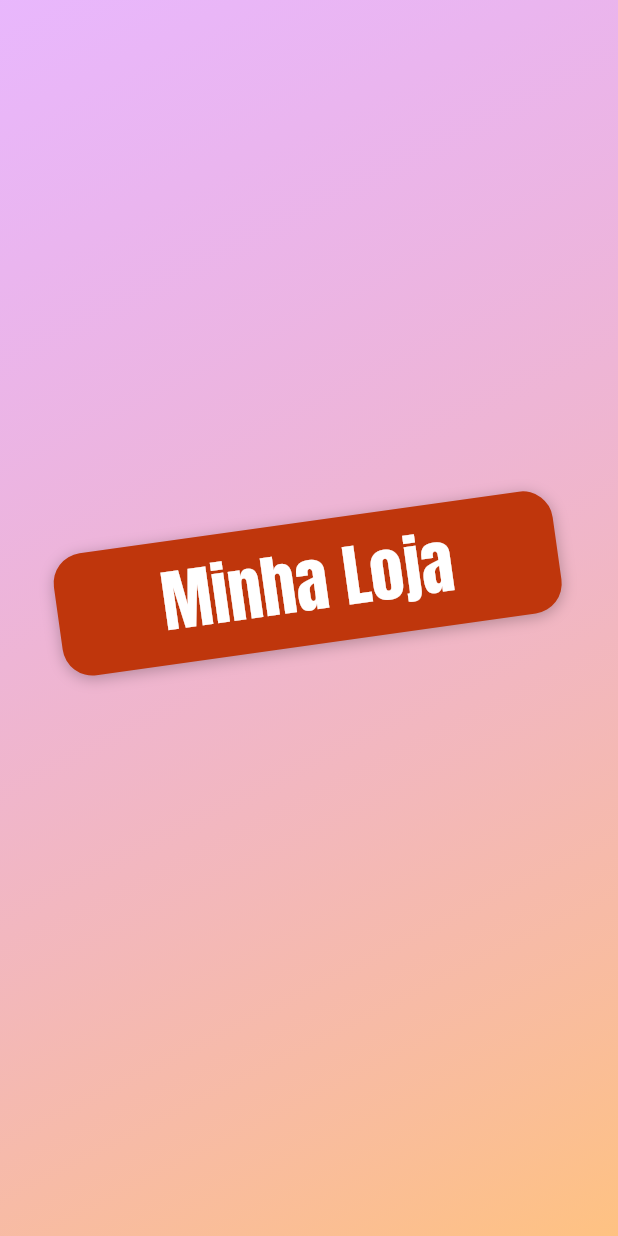
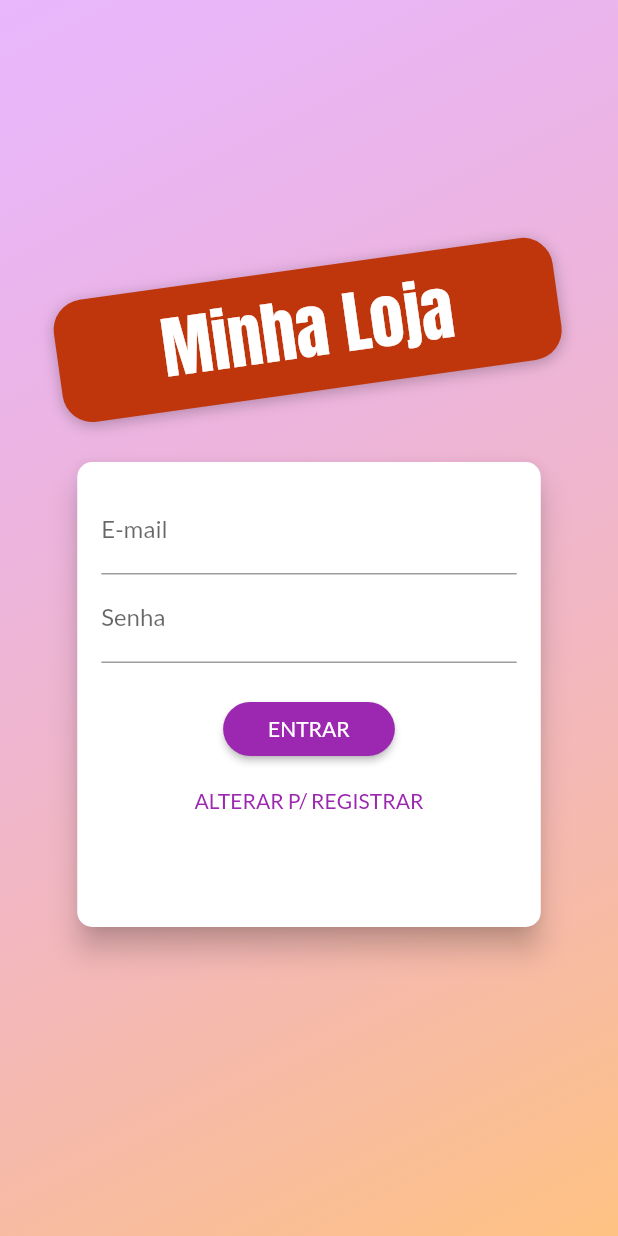
Before and after one commit to romildojpaiter/shop, a Flutter app: the screen it shows after launch, on a phone screen of 412 x 824 dp. Run offline on Flutter 3.47's test engine with Material 2 defaults, Android fonts, the phone set to English and light mode, and no system bars.

```diff
--- a/lib/const/constantes.dart
+++ b/lib/const/constantes.dart
@@ -1,4 +1,5 @@
 class Constantes {
   static const String baseUrl =
       'flutter-paiterdigital-default-rtdb.firebaseio.com';
+  static const String baseFirebaseAuth = 'identitytoolkit.googleapis.com';
 }
--- a/lib/main.dart
+++ b/lib/main.dart
@@ -1,5 +1,6 @@
 import 'package:flutter/material.dart';
 import 'package:provider/provider.dart';
+import 'package:shop/providers/auth.dart';
 import 'package:shop/providers/cart.dart';
 import 'package:shop/providers/orders.dart';
 import 'package:shop/providers/products.dart';
@@ -43,6 +44,9 @@ class MyApp extends StatelessWidget {
         ChangeNotifierProvider(
           create: (_) => new Orders(),
         ),
+        ChangeNotifierProvider(
+          create: (_) => new Auth(),
+        ),
       ],
       child: MaterialApp(
         debugShowCheckedModeBanner: false,
--- a/lib/views/auth_screen.dart
+++ b/lib/views/auth_screen.dart
@@ -2,6 +2,7 @@ import 'dart:math';
 
 import 'package:flutter/cupertino.dart';
 import 'package:flutter/material.dart';
+import 'package:shop/widgets/auth_card.dart';
 
 class AuthScreen extends StatelessWidget {
   @override
@@ -28,6 +29,7 @@ class AuthScreen extends StatelessWidget {
               crossAxisAlignment: CrossAxisAlignment.center,
               children: [
                 Container(
+                  margin: EdgeInsets.only(bottom: 20.0),
                   padding: EdgeInsets.symmetric(
                     vertical: 8,
                     horizontal: 70,
@@ -53,7 +55,8 @@ class AuthScreen extends StatelessWidget {
                       fontFamily: 'Anton',
                     ),
                   ),
-                )
+                ),
+                AuthCard()
               ],
             ),
           )
--- /dev/null
+++ b/lib/widgets/auth_card.dart
@@ -0,0 +1,137 @@
+import 'package:flutter/material.dart';
+import 'package:provider/provider.dart';
+import 'package:shop/providers/auth.dart';
+
+enum AuthMode { Signup, Login }
+
+class AuthCard extends StatefulWidget {
+  @override
+  _AuthCardState createState() => _AuthCardState();
+}
+
+class _AuthCardState extends State<AuthCard> {
+  GlobalKey<FormState> _form = GlobalKey();
+  AuthMode _authMode = AuthMode.Login;
+  bool _isLoading = false;
+  final _passwordControler = TextEditingController();
+  final Map<String, String> _authData = {'email': '', 'password': ''};
+
+  Future<void> _submit() async {
+    if (!_form.currentState!.validate()) {
+      return;
+    }
+
+    setState(() {
+      _isLoading = true;
+    });
+
+    _form.currentState!.save();
+
+    Auth auth = Provider.of(context, listen: false);
+
+    if (checkSignup) {
+      print('Registra');
+      await auth.signUp(_authData['email']!, _authData['password']!);
+    } else {
+      print('Login');
+      await auth.login(_authData['email']!, _authData['password']!);
+    }
+  }
+
+  void _switchAuthMode() {
+    if (checkSignup) {
+      setState(() {
+        _authMode = AuthMode.Login;
+      });
+    } else {
+      setState(() {
+        _authMode = AuthMode.Signup;
+      });
+    }
+  }
+
+  @override
+  Widget build(BuildContext context) {
+    final deviceSize = MediaQuery.of(context).size;
+
+    return Card(
+      elevation: 8.0,
+      shape: RoundedRectangleBorder(
+        borderRadius: BorderRadius.circular(10.0),
+      ),
+      child: Container(
+        height: checkSignup ? 370 : 310,
+        width: deviceSize.width * 0.75,
+        padding: EdgeInsets.all(16.0),
+        child: Form(
+          key: _form,
+          child: Column(
+            children: [
+              TextFormField(
+                decoration: InputDecoration(label: Text('E-mail')),
+                keyboardType: TextInputType.emailAddress,
+                validator: (value) {
+                  if (value!.isEmpty || !value.contains('@')) {
+                    return "Informe um e-mail válido";
+                  }
+                  return null;
+                },
+                onSaved: (newValue) => _authData['email'] = newValue!,
+              ),
+              TextFormField(
+                decoration: InputDecoration(label: Text('Senha')),
+                keyboardType: TextInputType.emailAddress,
+                controller: _passwordControler,
+                validator: (value) {
+                  if (value!.isEmpty || value.length < 5) {
+                    return "Informe uma senha válida!";
+                  }
+                  return null;
+                },
+                onSaved: (newValue) => _authData['password'] = newValue!,
+              ),
+              if (checkSignup)
+                TextFormField(
+                  decoration: InputDecoration(label: Text('Confirmar Senha')),
+                  keyboardType: TextInputType.emailAddress,
+                  obscureText: true,
+                  validator: checkSignup
+                      ? (value) {
+                          if (value != _passwordControler.text) {
+                            return "Senhas são diferente!";
+                          }
+                          return null;
+                        }
+                      : null,
+                  onSaved: (newValue) => _authData['password'] = newValue!,
+                ),
+              SizedBox(height: 20),
+              if (_isLoading)
+                CircularProgressIndicator()
+              else
+                ElevatedButton(
+                  child: Text(checkSignup ? 'REGISTRAR' : 'ENTRAR'),
+                  style: ElevatedButton.styleFrom(
+                    padding:
+                        EdgeInsets.symmetric(horizontal: 30.0, vertical: 8.0),
+                    shape: new RoundedRectangleBorder(
+                      borderRadius: new BorderRadius.circular(30.0),
+                    ),
+                  ),
+                  onPressed: _submit,
+                ),
+              if (!_isLoading)
+                TextButton(
+                  onPressed: _switchAuthMode,
+                  child:
+                      Text("ALTERAR P/ ${checkSignup ? 'LOGIN' : 'REGISTRAR'}"),
+                )
+            ],
+          ),
+        ),
+      ),
+    );
+  }
+
+  bool get checkSignup => _authMode == AuthMode.Signup;
+}
```
Also changed, not shown: lib/providers/auth.dart (added, +46 -0 lines).
